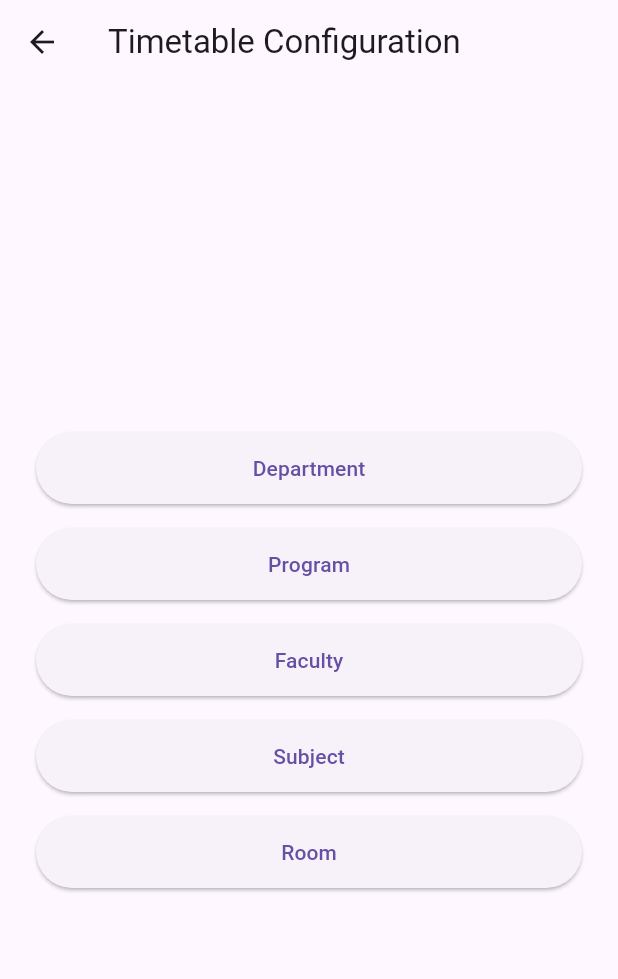
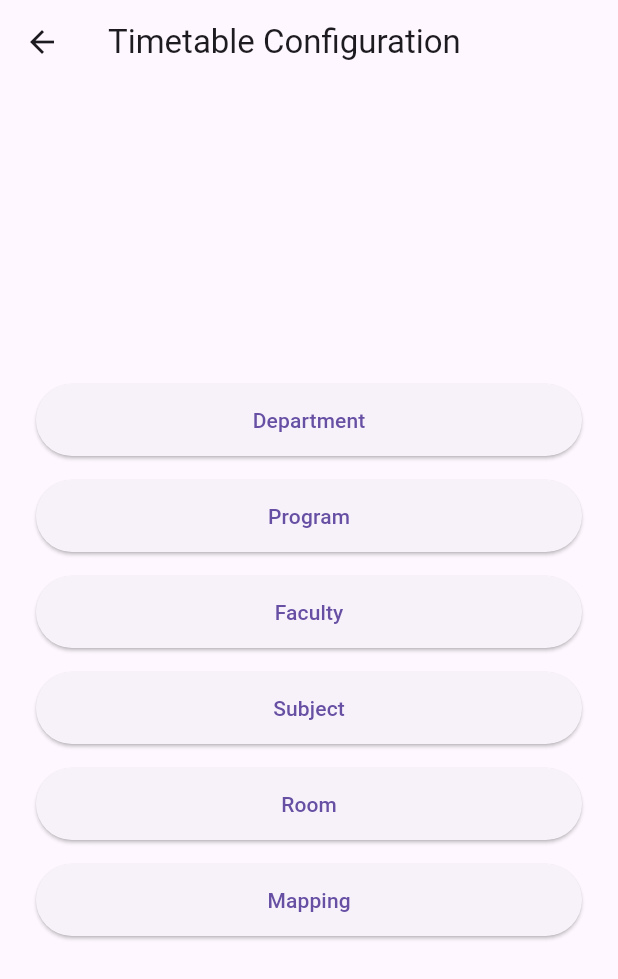
Before and after one commit to Shiven0204/Timetable_Scheduler, a Flutter app: the TimetableConfigScreen screen opened by its route, on a phone screen of 412 x 824 dp. Shown: the top 979 px of the screen. Run offline on Flutter 3.47's test engine with Material 3 defaults, Android fonts, the phone set to English and light mode, and no system bars; our stand-ins replace cloud_firestore, firebase_core; accounts and stored records are empty.

Commit message:
Fix Firestore collection for Mapping

```diff
--- a/lib/screens/admin/add_mapping_screen.dart
+++ b/lib/screens/admin/add_mapping_screen.dart
@@ -29,13 +29,13 @@ class _AddMappingScreenState extends State<AddMappingScreen> {
 
   Future<void> _loadAllData() async {
     final facultySnap =
-        await FirebaseFirestore.instance.collection('faculty').get();
+        await FirebaseFirestore.instance.collection('Faculty').get();
 
     final subjectSnap =
-        await FirebaseFirestore.instance.collection('subjects').get();
+        await FirebaseFirestore.instance.collection('Subjects').get();
 
     final programSnap =
-        await FirebaseFirestore.instance.collection('programs').get();
+        await FirebaseFirestore.instance.collection('Programs').get();
 
     setState(() {
       _faculties = facultySnap.docs.map((doc) {
--- a/lib/screens/admin/timetable_config_screen.dart
+++ b/lib/screens/admin/timetable_config_screen.dart
@@ -66,6 +66,16 @@ class TimetableConfigScreen extends StatelessWidget {
                   child: const Text('Room'),
                 ),
               ),
+              const SizedBox(height: 16),
+              SizedBox(
+                height: 48,
+                child: ElevatedButton(
+                  onPressed: () {
+                    Navigator.pushNamed(context, AppRoutes.addMapping);
+                  },
+                  child: const Text('Mapping'),
+                ),
+              ),
             ],
           ),
         ),
```
